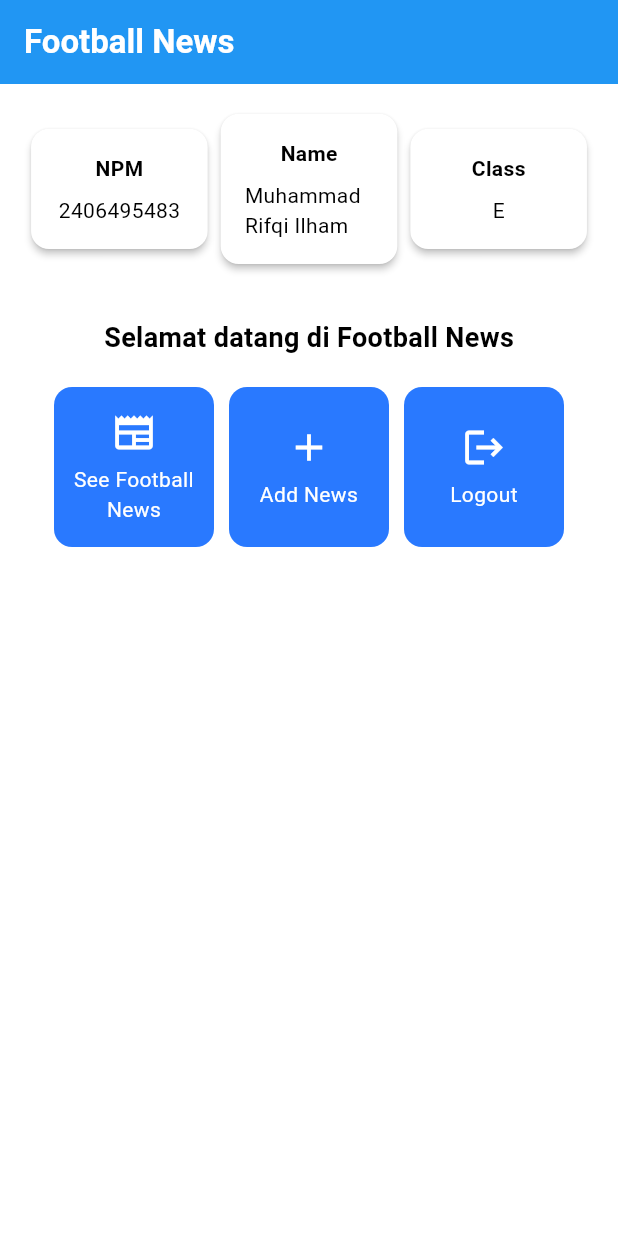
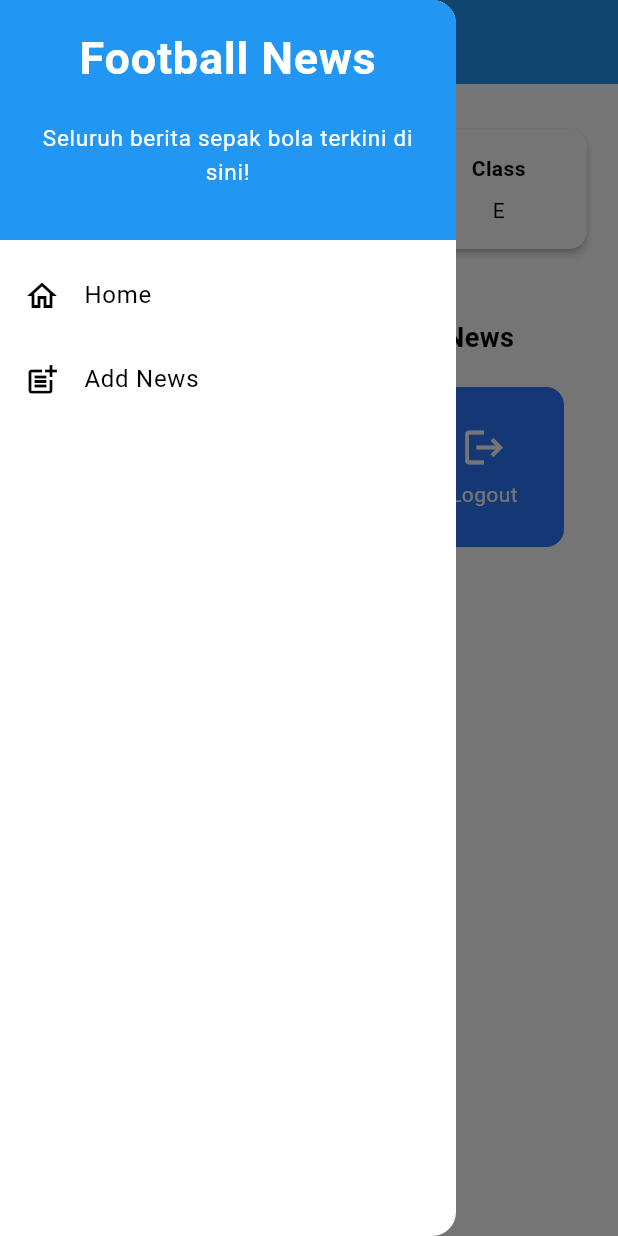
Before and after one commit to Rifqi-Ilham/football-news-mobile, a Flutter app: the screen it shows after launch, with the side drawer open (before the commit the screen has no drawer), on a phone screen of 412 x 824 dp. Run offline on Flutter 3.47's test engine with Material 3 defaults, Android fonts, the phone set to English and light mode, and no system bars.

Commit message:
complete Tutorial 7: Flutter Navigation, Layouts, Forms, and Input Elements

```diff
--- a/lib/main.dart
+++ b/lib/main.dart
@@ -1,5 +1,5 @@
 import 'package:flutter/material.dart';
-import 'package:football_news/menu.dart';
+import 'package:football_news/screens/menu.dart';
 
 void main() {
   runApp(const MyApp());
--- a/lib/menu.dart
+++ b/lib/screens/menu.dart
@@ -1,4 +1,8 @@
 import 'package:flutter/material.dart';
+import 'package:football_news/widgets/left_drawer.dart';
+import 'package:football_news/screens/newslist_form.dart';
+import 'package:football_news/widgets/news_card.dart';
+
 
 class MyHomePage extends StatelessWidget {
     MyHomePage({super.key});
@@ -24,6 +28,7 @@ class MyHomePage extends StatelessWidget {
         // Warna latar belakang AppBar diambil dari skema warna tema aplikasi.
         backgroundColor: Theme.of(context).colorScheme.primary,
       ),
+      drawer: LeftDrawer(),
       // Body halaman dengan padding di sekelilingnya.
       body: Padding(
         padding: const EdgeInsets.all(16.0),
@@ -125,64 +130,3 @@ class InfoCard extends StatelessWidget {
     );
   }
 }
-
-class ItemHomepage {
- final String name;
- final IconData icon;
-
- ItemHomepage(this.name, this.icon);
-}
-
-class ItemCard extends StatelessWidget {
-  // Menampilkan kartu dengan ikon dan nama.
-
-  final ItemHomepage item;
-
-  const ItemCard(this.item, {super.key});
-
-  @override
-  Widget build(BuildContext context) {
-    return Material(
-      // Menentukan warna latar belakang dari tema aplikasi.
-      color: Theme.of(context).colorScheme.secondary,
-      // Membuat sudut kartu melengkung.
-      borderRadius: BorderRadius.circular(12),
-
-      child: InkWell(
-        // Aksi ketika kartu ditekan.
-        onTap: () {
-          // Menampilkan pesan SnackBar saat kartu ditekan.
-          ScaffoldMessenger.of(context)
-            ..hideCurrentSnackBar()
-            ..showSnackBar(
-              SnackBar(content: Text("Kamu telah menekan tombol ${item.name}!"))
-            );
-        },
-        // Container untuk menyimpan Icon dan Text
-        child: Container(
-          padding: const EdgeInsets.all(8),
-          child: Center(
-            child: Column(
-              // Menyusun ikon dan teks di tengah kartu.
-              mainAxisAlignment: MainAxisAlignment.center,
-              children: [
-                Icon(
-                  item.icon,
-                  color: Colors.white,
-                  size: 30.0,
-                ),
-                const Padding(padding: EdgeInsets.all(3)),
-                Text(
-                  item.name,
-                  textAlign: TextAlign.center,
-                  style: const TextStyle(color: Colors.white),
-                ),
-              ],
-            ),
-          ),
-        ),
-      ),
-    );
-  }
-
-}
--- /dev/null
+++ b/lib/widgets/left_drawer.dart
@@ -0,0 +1,65 @@
+import 'package:flutter/material.dart';
+import 'package:football_news/screens/menu.dart';
+import 'package:football_news/screens/newslist_form.dart';
+
+class LeftDrawer extends StatelessWidget {
+  const LeftDrawer({super.key});
+
+  @override
+  Widget build(BuildContext context) {
+    return Drawer(
+      child: ListView(
+        children: [
+          const DrawerHeader(
+            decoration: BoxDecoration(color: Colors.blue),
+            child: Column(
+              children: [
+                Text(
+                  'Football News',
+                  textAlign: TextAlign.center,
+                  style: TextStyle(
+                    fontSize: 30,
+                    fontWeight: FontWeight.bold,
+                    color: Colors.white,
+                  ),
+                ),
+                Padding(padding: EdgeInsets.all(10)),
+                Text(
+                  "Seluruh berita sepak bola terkini di sini!",
+                  textAlign: TextAlign.center,
+                  style: TextStyle(
+                    fontSize: 15,
+                    color: Colors.white,
+                    fontWeight: FontWeight.normal,
+                  ),
+                ),
+              ],
+            ),
+          ),
+          ListTile(
+            leading: const Icon(Icons.home_outlined),
+            title: const Text('Home'),
+            // Bagian redirection ke MyHomePage
+            onTap: () {
+              Navigator.pushReplacement(
+                context,
+                MaterialPageRoute(builder: (context) => MyHomePage()),
+              );
+            },
+          ),
+          ListTile(
+            leading: const Icon(Icons.post_add),
+            // Bagian redirection ke NewsFormPage
+            title: const Text('Add News'),
+            onTap: () {
+              Navigator.pushReplacement(
+                context,
+                MaterialPageRoute(builder: (context) => const NewsFormPage()),
+              );
+            },
+          ),
+        ],
+      ),
+    );
+  }
+}
--- /dev/null
+++ b/lib/widgets/news_card.dart
@@ -0,0 +1,69 @@
+
+import 'package:flutter/material.dart';
+import 'package:football_news/screens/newslist_form.dart';
+
+class ItemHomepage {
+ final String name;
+ final IconData icon;
+
+ ItemHomepage(this.name, this.icon);
+}
+
+class ItemCard extends StatelessWidget {
+  // Menampilkan kartu dengan ikon dan nama.
+
+  final ItemHomepage item;
+
+  const ItemCard(this.item, {super.key});
+
+  @override
+  Widget build(BuildContext context) {
+    return Material(
+      // Menentukan warna latar belakang dari tema aplikasi.
+      color: Theme.of(context).colorScheme.secondary,
+      // Membuat sudut kartu melengkung.
+      borderRadius: BorderRadius.circular(12),
+
+      child: InkWell(
+        // Aksi ketika kartu ditekan.
+        onTap: () {
+          // Menampilkan pesan SnackBar saat kartu ditekan.
+          ScaffoldMessenger.of(context)
+            ..hideCurrentSnackBar()
+            ..showSnackBar(
+              SnackBar(content: Text("Kamu telah menekan tombol ${item.name}!")));
+          if (item.name == "Tambah Berita") {
+            // TODO: Gunakan Navigator.push untuk melakukan navigasi ke MaterialPageRoute yang mencakup NewsFormPage
+            Navigator.push(context,
+                  MaterialPageRoute(builder: (context) => const NewsFormPage()));
+          }
+        },
+
+        // Container untuk menyimpan Icon dan Text
+        child: Container(
+          padding: const EdgeInsets.all(8),
+          child: Center(
+            child: Column(
+              // Menyusun ikon dan teks di tengah kartu.
+              mainAxisAlignment: MainAxisAlignment.center,
+              children: [
+                Icon(
+                  item.icon,
+                  color: Colors.white,
+                  size: 30.0,
+                ),
+                const Padding(padding: EdgeInsets.all(3)),
+                Text(
+                  item.name,
+                  textAlign: TextAlign.center,
+                  style: const TextStyle(color: Colors.white),
+                ),
+              ],
+            ),
+          ),
+        ),
+      ),
+    );
+  }
+
+}
```
Also changed, not shown: lib/screens/newslist_form.dart (added, +211 -0 lines).
